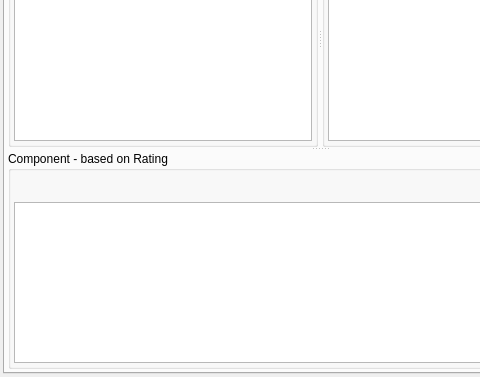
First picture: the form in pcalc/src/gui/std_dimensionwidget.ui, repository hermixy/biluna, before the edit; both pictures show x 0 to 480 and y 103 to 480 of the 640 by 480 pixel window.
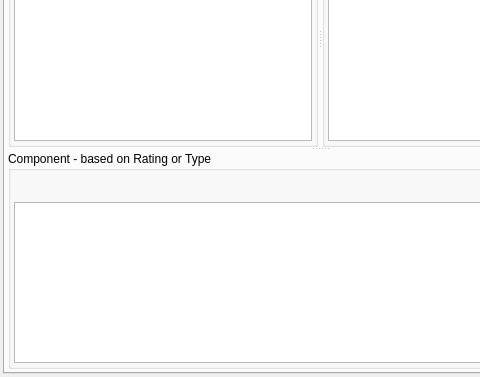
Second picture: the form after the edit. The open tabs and pages were chosen to show the change. Custom widgets are drawn as their Qt base class.

```diff
--- a/pcalc/src/gui/std_dimensionwidget.ui
+++ b/pcalc/src/gui/std_dimensionwidget.ui
@@ -348,7 +348,7 @@
          </widget>
          <widget class="QGroupBox" name="gbComponent">
           <property name="title">
-           <string>Component - based on Rating</string>
+           <string>Component - based on Rating or Type</string>
           </property>
           <layout class="QGridLayout" name="gridLayout_3">
            <property name="leftMargin">
```
